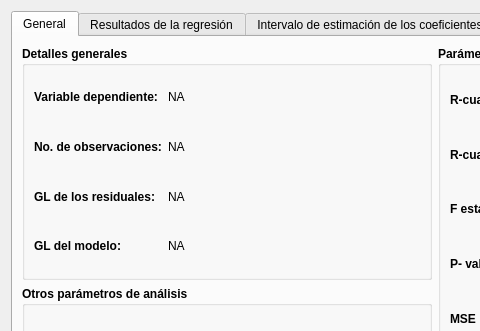
The window that view/ui/widget_regress_model_result.ui (vasha54/apm) describes before a commit, drawn with Qt 5; both pictures show x 0 to 480 and y 0 to 331 of the 869 by 541 pixel window.
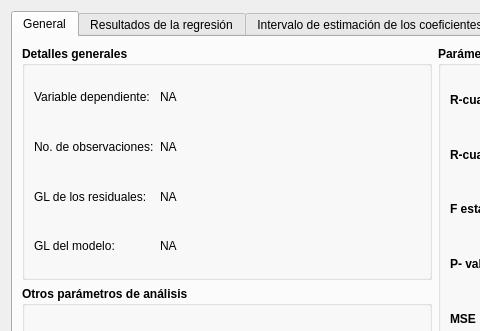
The same window after the commit.

The edit to the form file:
```diff
--- a/view/ui/widget_regress_model_result.ui
+++ b/view/ui/widget_regress_model_result.ui
@@ -49,8 +49,8 @@
             </property>
             <property name="font">
              <font>
-              <weight>75</weight>
-              <bold>true</bold>
+              <weight>50</weight>
+              <bold>false</bold>
              </font>
             </property>
             <property name="text">
@@ -81,8 +81,8 @@
             </property>
             <property name="font">
              <font>
-              <weight>75</weight>
-              <bold>true</bold>
+              <weight>50</weight>
+              <bold>false</bold>
              </font>
             </property>
             <property name="text">
@@ -113,8 +113,8 @@
             </property>
             <property name="font">
              <font>
-              <weight>75</weight>
-              <bold>true</bold>
+              <weight>50</weight>
+              <bold>false</bold>
              </font>
             </property>
             <property name="text">
@@ -145,8 +145,8 @@
             </property>
             <property name="font">
              <font>
-              <weight>75</weight>
-              <bold>true</bold>
+              <weight>50</weight>
+              <bold>false</bold>
              </font>
             </property>
             <property name="text">
```
